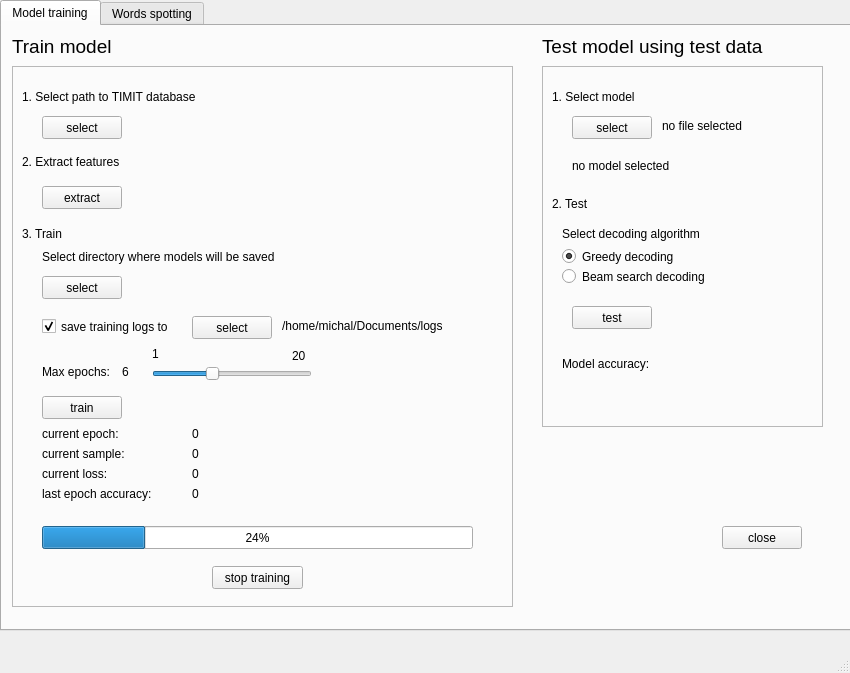
This is app/views/main_window.ui in michaldudzisz/CTC-speech-recognition as Qt 5 draws it before an edit. The edited form follows.
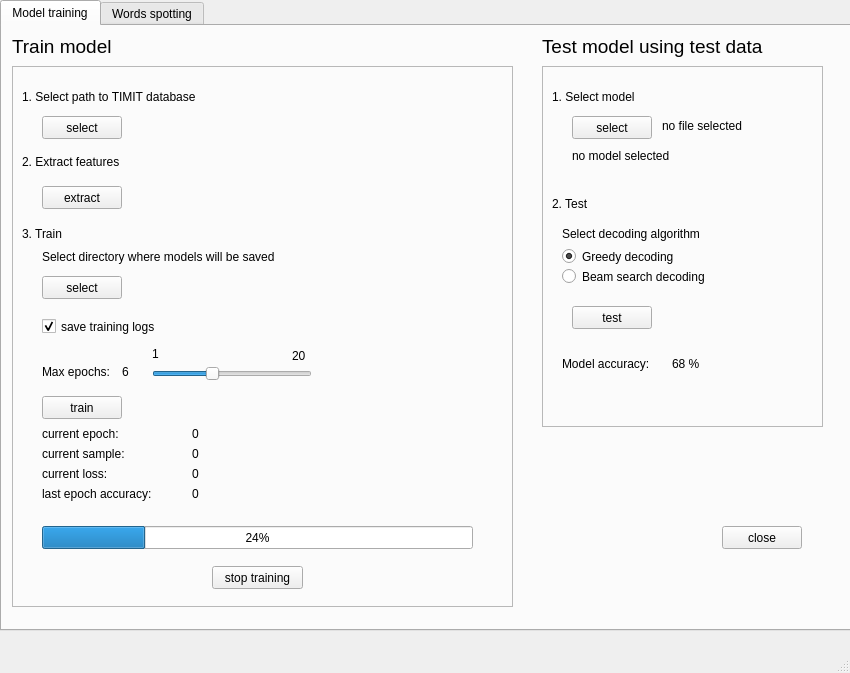
This is the edited form.

The edit to the form file:
```diff
--- a/app/views/main_window.ui
+++ b/app/views/main_window.ui
@@ -212,7 +212,7 @@
         </rect>
        </property>
        <property name="text">
-        <string>save training logs to</string>
+        <string>save training logs</string>
        </property>
        <property name="checked">
         <bool>true</bool>
@@ -257,33 +257,7 @@
         <string>current loss: </string>
        </property>
       </widget>
-      <widget class="QPushButton" name="pushButton_9">
-       <property name="geometry">
-        <rect>
-         <x>180</x>
-         <y>250</y>
-         <width>80</width>
-         <height>23</height>
-        </rect>
-       </property>
-       <property name="text">
-        <string>select</string>
-       </property>
-      </widget>
-      <widget class="QLabel" name="selectedFilenameLabel_6">
-       <property name="geometry">
-        <rect>
-         <x>270</x>
-         <y>250</y>
-         <width>221</width>
-         <height>20</height>
-        </rect>
-       </property>
-       <property name="text">
-        <string>/home/michal/Documents/logs</string>
-       </property>
-      </widget>
-      <widget class="QPushButton" name="pushButton_11">
+      <widget class="QPushButton" name="stopTrainingButton">
        <property name="geometry">
         <rect>
          <x>200</x>
@@ -557,7 +531,7 @@
        <property name="geometry">
         <rect>
          <x>30</x>
-         <y>90</y>
+         <y>80</y>
          <width>161</width>
          <height>20</height>
         </rect>
@@ -626,7 +600,7 @@
         <rect>
          <x>20</x>
          <y>290</y>
-         <width>151</width>
+         <width>101</width>
          <height>16</height>
         </rect>
        </property>
@@ -634,6 +608,19 @@
         <string>Model accuracy:</string>
        </property>
       </widget>
+      <widget class="QLabel" name="label_38">
+       <property name="geometry">
+        <rect>
+         <x>130</x>
+         <y>290</y>
+         <width>31</width>
+         <height>16</height>
+        </rect>
+       </property>
+       <property name="text">
+        <string>68 %</string>
+       </property>
+      </widget>
      </widget>
      <widget class="QPushButton" name="closeButton">
       <property name="geometry">
```
Left out of the diff: 10 changed lines with no effect on the pictures.
